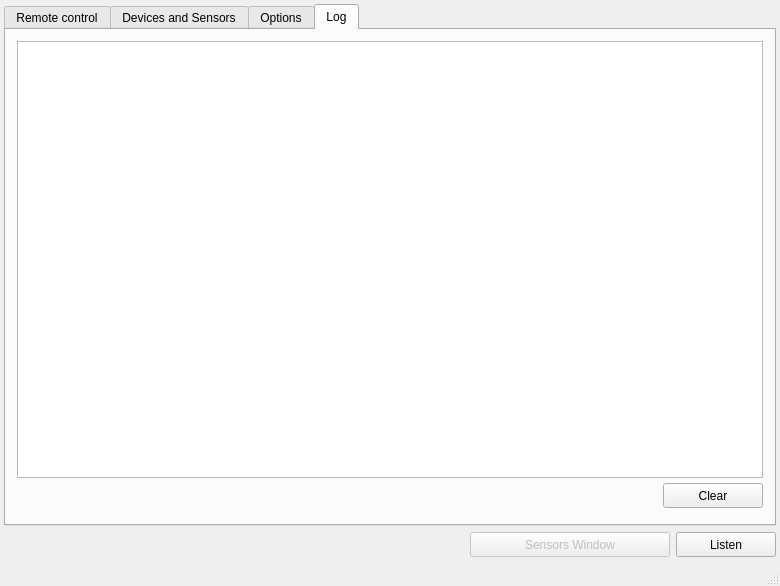
The window that CStation/mainwindow.ui (Pvg08/ESP_CStation) describes before a commit, drawn with Qt 5.
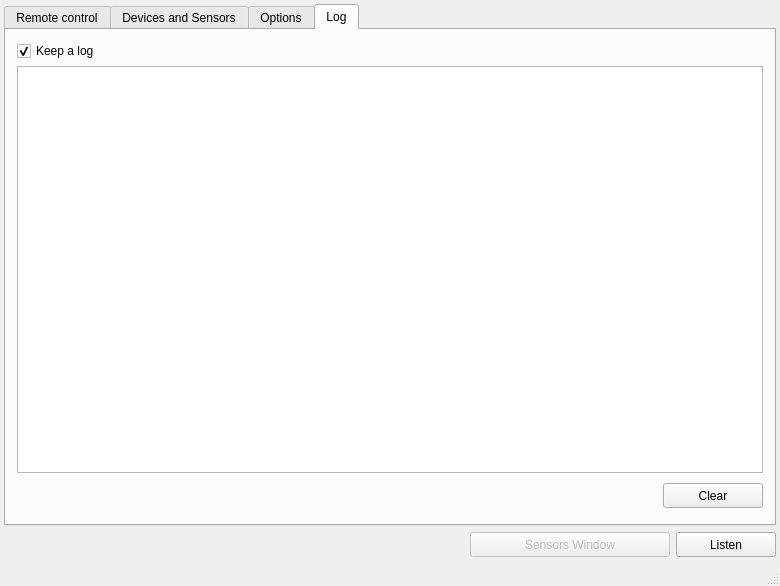
The same window after the commit. The open tabs and pages were chosen to show the change.

The edit to the form file:
```diff
--- a/CStation/mainwindow.ui
+++ b/CStation/mainwindow.ui
@@ -2625,7 +2625,7 @@
          <widget class="QWidget" name="widget_3" native="true">
           <layout class="QVBoxLayout" name="verticalLayout_2">
            <property name="spacing">
-            <number>0</number>
+            <number>5</number>
            </property>
            <property name="leftMargin">
             <number>0</number>
@@ -2639,6 +2639,16 @@
            <property name="bottomMargin">
             <number>0</number>
            </property>
+           <item>
+            <widget class="QCheckBox" name="checkBox_log">
+             <property name="text">
+              <string>Keep a log</string>
+             </property>
+             <property name="checked">
+              <bool>true</bool>
+             </property>
+            </widget>
+           </item>
            <item>
             <widget class="QTextEdit" name="textEdit_log"/>
            </item>
```
Left out of the diff: 2 changed lines with no effect on the pictures.
